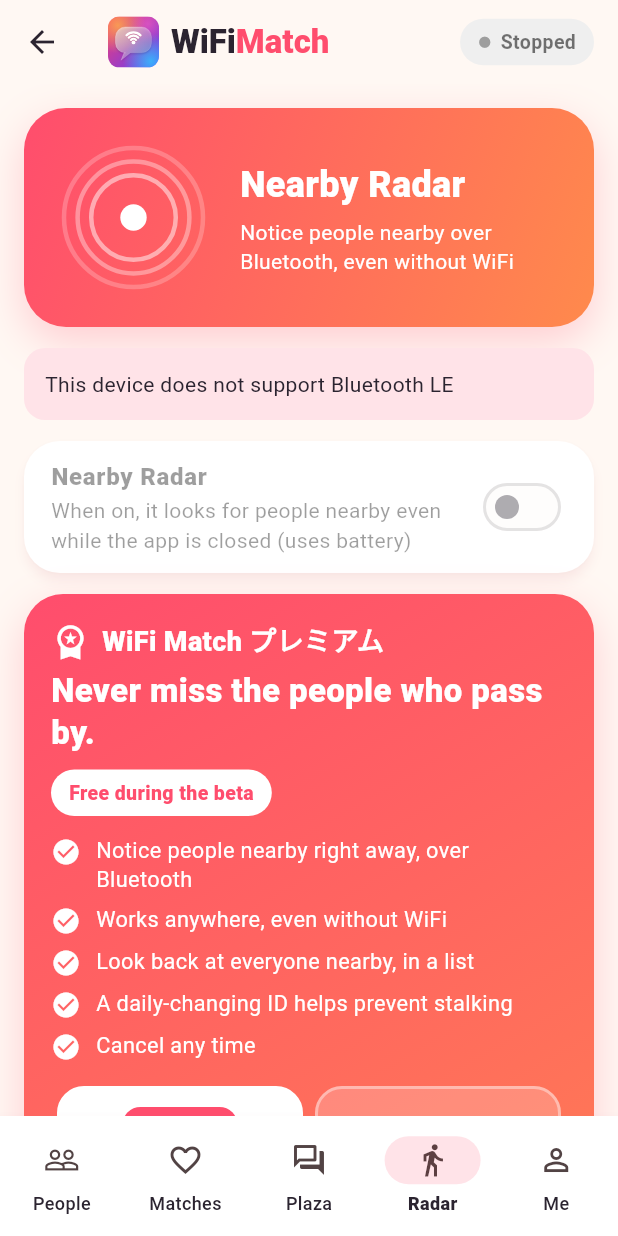
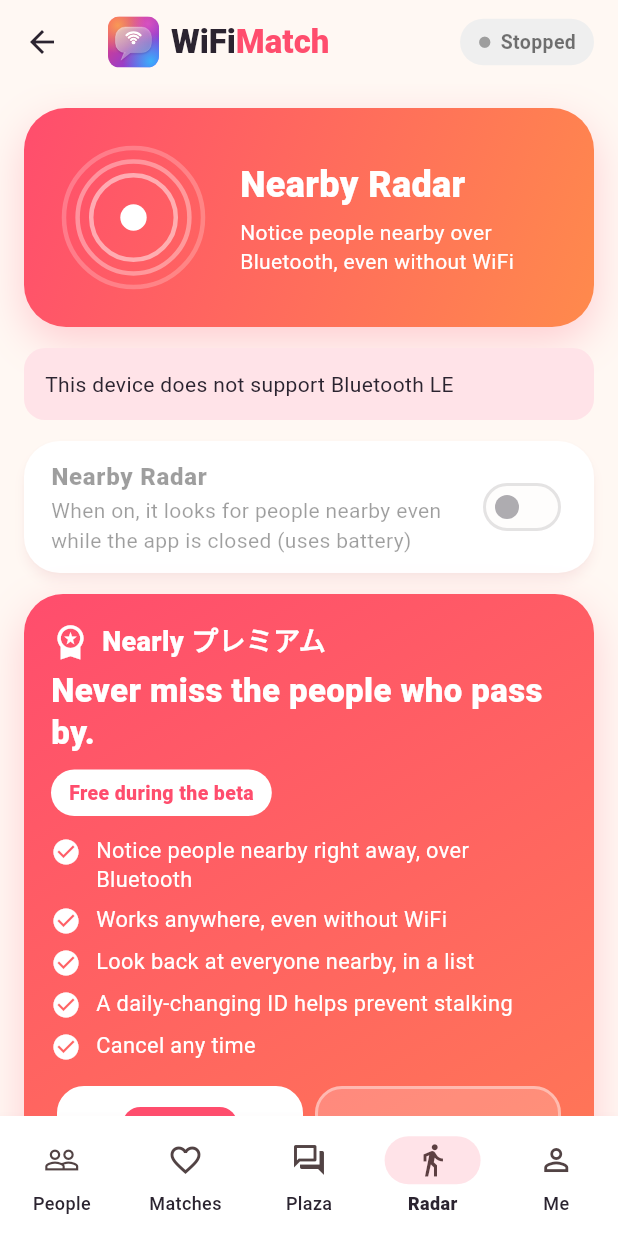
Before and after one commit to harukazu1995/wifi-match, a Flutter app: the HomeScreen screen opened directly, item 4 of the bottom bar chosen, on a phone screen of 412 x 824 dp. Run offline on Flutter 3.47's test engine with Material 3 defaults, Android fonts, the phone set to English and light mode, and no system bars; our stand-ins replace google_mobile_ads, image_picker, in_app_purchase, shared_preferences; accounts and stored records are empty; project files that could hold a hidden picture were left out.

Commit message:
Update main.dart

```diff
--- a/lib/main.dart
+++ b/lib/main.dart
@@ -113,7 +113,7 @@ class WifiMatchApp extends StatelessWidget {
   @override
   Widget build(BuildContext context) {
     return MaterialApp(
-      title: 'WiFi Match',
+      title: 'Nearly',
       localizationsDelegates: GlobalMaterialLocalizations.delegates,
       supportedLocales: const [Locale('ja'), Locale('en'), Locale('ko'), Locale('zh')],
       localeResolutionCallback: (locale, supported) {
@@ -1280,7 +1280,7 @@ Future<bool> reportUser(BuildContext context, Profile p) async {
     ),
   );
   if (ok != true) return false;
-  final report = 'WiFi Match 通報\n相手: ${p.name} (${p.id})\n理由: $reason\n日時: ${DateTime.now().toIso8601String()}';
+  final report = 'Nearly 通報\n相手: ${p.name} (${p.id})\n理由: $reason\n日時: ${DateTime.now().toIso8601String()}';
   await Clipboard.setData(ClipboardData(text: report));
   await mesh.block(p.id);
   final nav = navKey.currentContext;
@@ -1718,7 +1718,7 @@ Future<void> reportEncounter(Encounter e) async {
   );
   if (ok != true) return;
   final at = DateTime.fromMillisecondsSinceEpoch(e.at).toIso8601String();
-  await Clipboard.setData(ClipboardData(text: 'WiFi Match 通報(レーダー)\n相手: ${e.name}\n日時: $at'));
+  await Clipboard.setData(ClipboardData(text: 'Nearly 通報(レーダー)\n相手: ${e.name}\n日時: $at'));
   await prox.blockEncounter(e);
   toast('通報して、非表示にしました');
 }
@@ -1867,7 +1867,7 @@ class PaywallCard extends StatelessWidget {
                 Icon(Icons.workspace_premium, color: Colors.white, size: 26),
                 SizedBox(width: 8),
                 Expanded(
-                  child: Text('WiFi Match プレミアム', style: TextStyle(color: Colors.white, fontSize: 18, fontWeight: FontWeight.w800)),
+                  child: Text('Nearly プレミアム', style: TextStyle(color: Colors.white, fontSize: 18, fontWeight: FontWeight.w800)),
                 ),
               ]),
               const SizedBox(height: 6),
```
